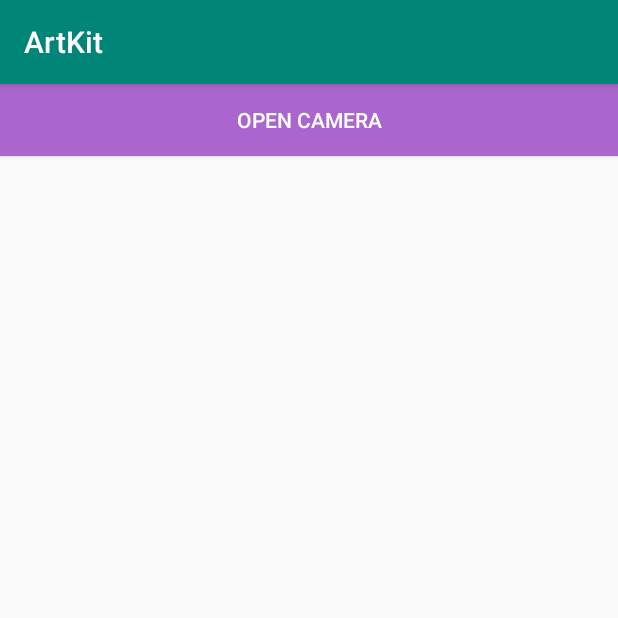
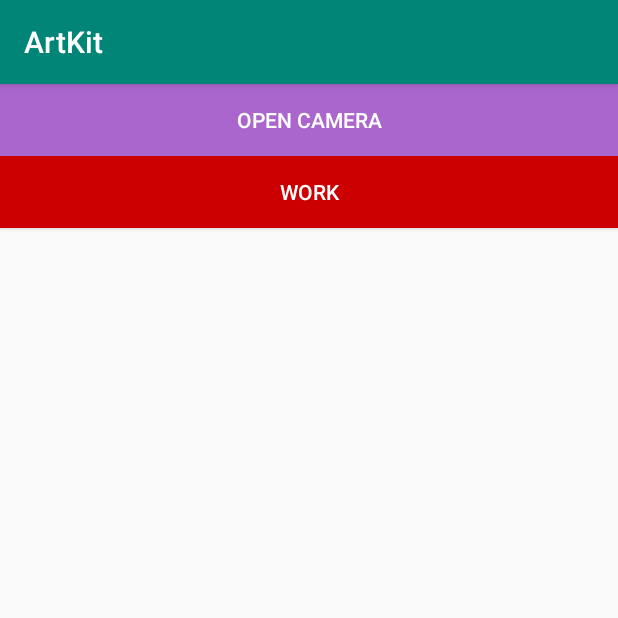
Before and after one commit to ellenimpi/TheArtKitExperience, an Android app: the screen it shows after launch (MainActivity), on a phone screen of 412 x 824 dp, the top half of it. Run offline under Robolectric (Android 15) with nearby library versions, the phone set to English and light mode, and no system bars.

Commit message:
more stuff

```diff
--- a/ArtKit/app/src/main/java/com/example/yifeiz/artkit/MainActivity.java
+++ b/ArtKit/app/src/main/java/com/example/yifeiz/artkit/MainActivity.java
@@ -29,6 +29,7 @@ public class MainActivity extends AppCompatActivity {
     ImageView imageView;
     static final int REQUEST_IMAGE_CAPTURE = 1;
     String mCurrentPhotoPath;
+    ImageView work;
 
 
     @Override
@@ -37,16 +38,27 @@ public class MainActivity extends AppCompatActivity {
         setContentView(R.layout.activity_main);
 
         // Example of a call to a native method
-
         Button click = findViewById(R.id.btnOpenCamera);
         imageView = findViewById(R.id.imageView);
-
+        Button display = findViewById(R.id.btnShowWork);
+        work = findViewById(R.id.imageView2);
+        work.setVisibility(View.INVISIBLE);
         click.setOnClickListener(new View.OnClickListener(){
             @Override
             public void onClick (View v){
                 dispatchTakePictureIntent();
             }
         });
+        display.setOnClickListener(new View.OnClickListener(){
+            @Override
+            public void onClick (View v){
+                showImage();
+            }
+        });
+    }
+
+    private void showImage(){
+        work.setVisibility(View.VISIBLE);
     }
 
     private void dispatchTakePictureIntent() {
--- a/ArtKit/app/src/main/res/layout/activity_main.xml
+++ b/ArtKit/app/src/main/res/layout/activity_main.xml
@@ -7,13 +7,24 @@
     tools:context=".MainActivity">
 
     <Button
-        android:id="@+id/btnOpenCamera"
-        android:layout_weight="1"
+    android:id="@+id/btnOpenCamera"
+    android:layout_weight="1"
+    android:layout_width="match_parent"
+    android:layout_height="wrap_content"
+    android:background="@android:color/holo_purple"
+    android:textColor="@android:color/white"
+    android:text="@string/click_me"/>
+
+    <Button
+        android:id="@+id/btnShowWork"
         android:layout_width="match_parent"
         android:layout_height="wrap_content"
-        android:background="@android:color/holo_purple"
+        android:layout_weight="1"
+        android:background="@android:color/holo_red_dark"
+        android:text="@string/work"
         android:textColor="@android:color/white"
-        android:text="@string/click_me"/>
+        app:layout_constraintTop_toBottomOf="@+id/btnOpenCamera"
+        tools:layout_editor_absoluteX="0dp" />
 
     <ImageView
         android:id="@+id/imageView"
@@ -22,5 +33,21 @@
         android:layout_height="283dp"
         />
 
+    <ImageView
+        android:id="@+id/imageView2"
+        android:layout_width="282dp"
+        android:layout_height="268dp"
+        android:layout_marginStart="8dp"
+        android:layout_marginLeft="8dp"
+        android:layout_marginBottom="8dp"
+        android:visibility="visible"
+        app:layout_constraintBottom_toBottomOf="parent"
+        app:layout_constraintEnd_toEndOf="parent"
+        app:layout_constraintHorizontal_bias="0.457"
+        app:layout_constraintStart_toStartOf="parent"
+        app:layout_constraintTop_toTopOf="@+id/btnOpenCamera"
+        app:layout_constraintVertical_bias="0.514"
+        app:srcCompat="@drawable/p1" />
+
 
 </android.support.constraint.ConstraintLayout>
--- a/ArtKit/app/src/main/res/values/strings.xml
+++ b/ArtKit/app/src/main/res/values/strings.xml
@@ -1,4 +1,5 @@
 <resources>
     <string name="app_name">ArtKit</string>
     <string name="click_me">OPEN CAMERA</string>
+    <string name="work">WORK</string>
 </resources>
```
Also changed, not shown: ArtKit/app/src/main/res/drawable/p1.jpg (added), ArtKit/app/src/main/res/drawable/p2.jpg (added).
